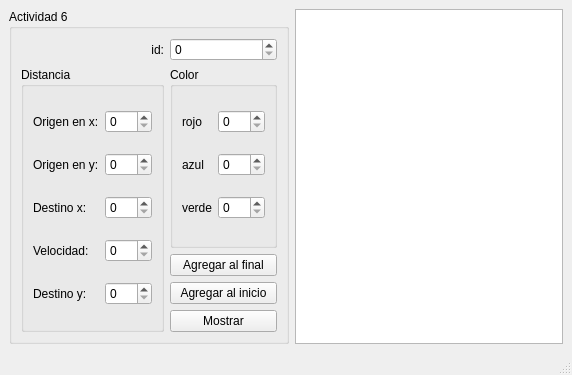
The window that mainwindow.ui (x4nemi/Particula) describes before a commit, drawn with Qt 5.
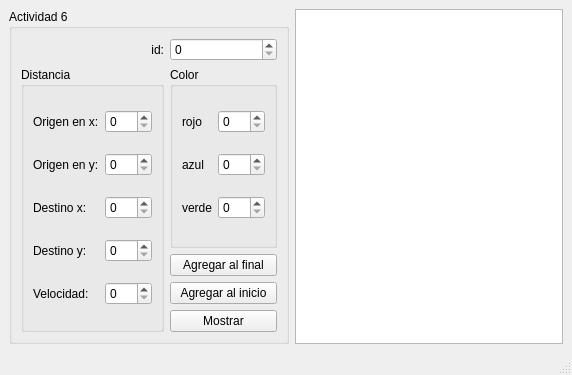
The same window after the commit.

```diff
--- a/mainwindow.ui
+++ b/mainwindow.ui
@@ -44,6 +44,13 @@
             </property>
            </widget>
           </item>
+          <item row="13" column="2">
+           <widget class="QSpinBox" name="velocidad_spinBox">
+            <property name="maximum">
+             <number>500</number>
+            </property>
+           </widget>
+          </item>
           <item row="8" column="2">
            <widget class="QSpinBox" name="destinoX_spinBox">
             <property name="maximum">
@@ -79,13 +86,6 @@
             </property>
            </widget>
           </item>
-          <item row="10" column="2">
-           <widget class="QSpinBox" name="velocidad_spinBox">
-            <property name="maximum">
-             <number>500</number>
-            </property>
-           </widget>
-          </item>
           <item row="8" column="1">
            <widget class="QLabel" name="label_3">
             <property name="text">
@@ -96,7 +96,7 @@
           <item row="1" column="2">
            <widget class="QSpinBox" name="origenX_spinBox"/>
           </item>
-          <item row="10" column="1">
+          <item row="13" column="1">
            <widget class="QLabel" name="label_5">
             <property name="text">
              <string>Velocidad:</string>
```
